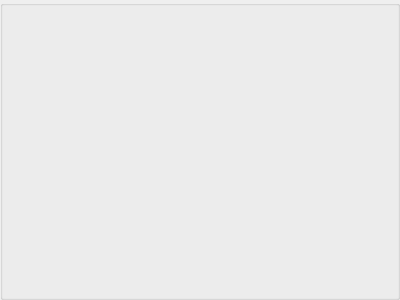
AMOS-uniba/amos-client, file widgets/qsightingbuffer.ui: the form before one commit.
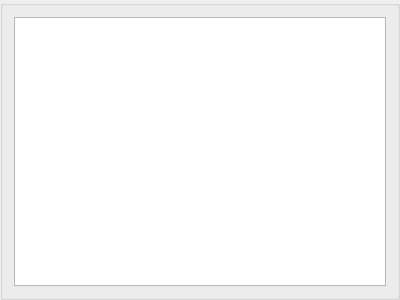
The form after the commit.

The edit to the form file:
```diff
--- a/widgets/qsightingbuffer.ui
+++ b/widgets/qsightingbuffer.ui
@@ -13,6 +13,11 @@
   <property name="windowTitle">
    <string>GroupBox</string>
   </property>
+  <layout class="QVBoxLayout" name="verticalLayout">
+   <item>
+    <widget class="QTableView" name="tableView"/>
+   </item>
+  </layout>
  </widget>
  <resources/>
  <connections/>
```
